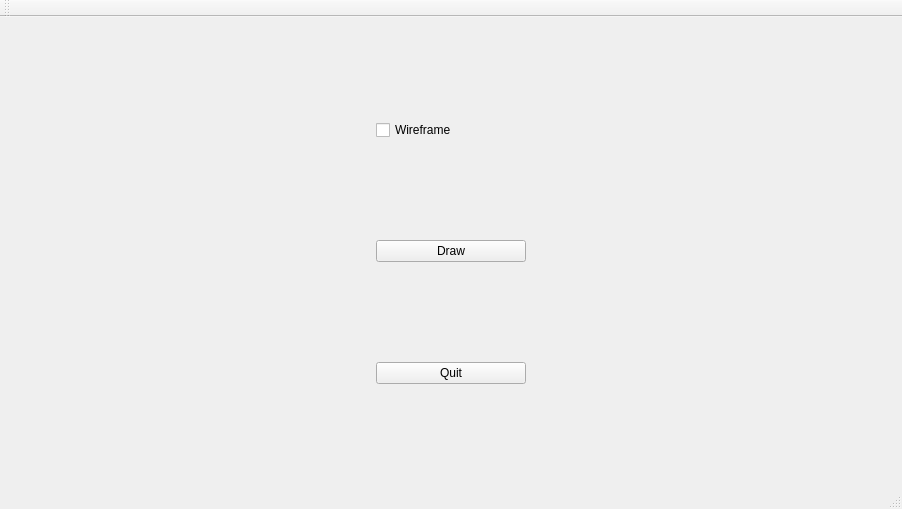
Before: the Qt Designer form src/local/interface/mainwindow.ui in Adbook/minijeu, drawn with Qt 5.
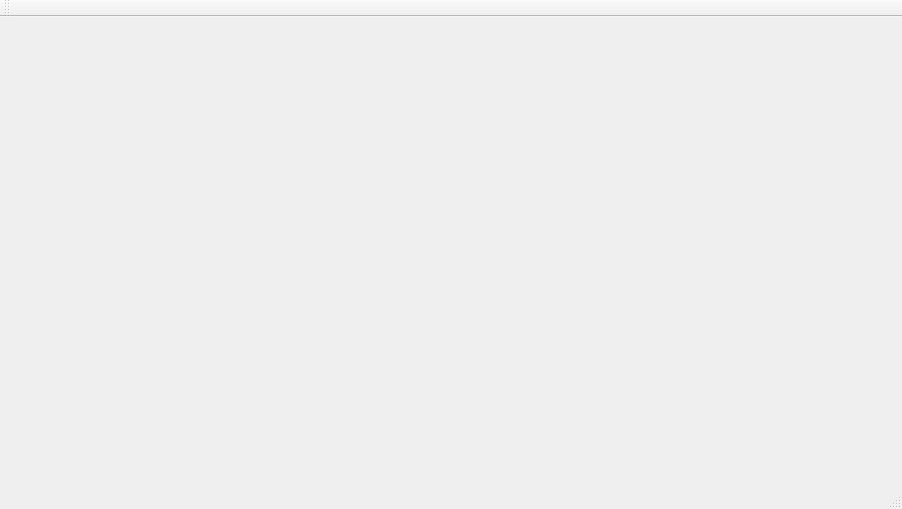
After: the same form once the commit is applied.

Patch:
```diff
--- a/src/local/interface/mainwindow.ui
+++ b/src/local/interface/mainwindow.ui
@@ -27,70 +27,6 @@
     </sizepolicy>
    </property>
    <layout class="QHBoxLayout" name="horizontalLayout">
-    <item>
-     <layout class="QGridLayout" name="gridLayout">
-      <property name="sizeConstraint">
-       <enum>QLayout::SetFixedSize</enum>
-      </property>
-      <item row="0" column="0">
-       <widget class="QCheckBox" name="wireframe">
-        <property name="sizePolicy">
-         <sizepolicy hsizetype="Fixed" vsizetype="Fixed">
-          <horstretch>0</horstretch>
-          <verstretch>0</verstretch>
-         </sizepolicy>
-        </property>
-        <property name="minimumSize">
-         <size>
-          <width>150</width>
-          <height>0</height>
-         </size>
-        </property>
-        <property name="text">
-         <string>Wireframe</string>
-        </property>
-       </widget>
-      </item>
-      <item row="1" column="0">
-       <widget class="QPushButton" name="draw">
-        <property name="sizePolicy">
-         <sizepolicy hsizetype="Fixed" vsizetype="Fixed">
-          <horstretch>0</horstretch>
-          <verstretch>0</verstretch>
-         </sizepolicy>
-        </property>
-        <property name="minimumSize">
-         <size>
-          <width>150</width>
-          <height>0</height>
-         </size>
-        </property>
-        <property name="text">
-         <string>Draw</string>
-        </property>
-       </widget>
-      </item>
-      <item row="2" column="0">
-       <widget class="QPushButton" name="quit">
-        <property name="sizePolicy">
-         <sizepolicy hsizetype="Fixed" vsizetype="Fixed">
-          <horstretch>0</horstretch>
-          <verstretch>0</verstretch>
-         </sizepolicy>
-        </property>
-        <property name="minimumSize">
-         <size>
-          <width>150</width>
-          <height>0</height>
-         </size>
-        </property>
-        <property name="text">
-         <string>Quit</string>
-        </property>
-       </widget>
-      </item>
-     </layout>
-    </item>
     <item>
      <layout class="QVBoxLayout" name="layout_scene">
       <property name="sizeConstraint">
```
Left out of the diff: 2 changed lines with no effect on the pictures.
